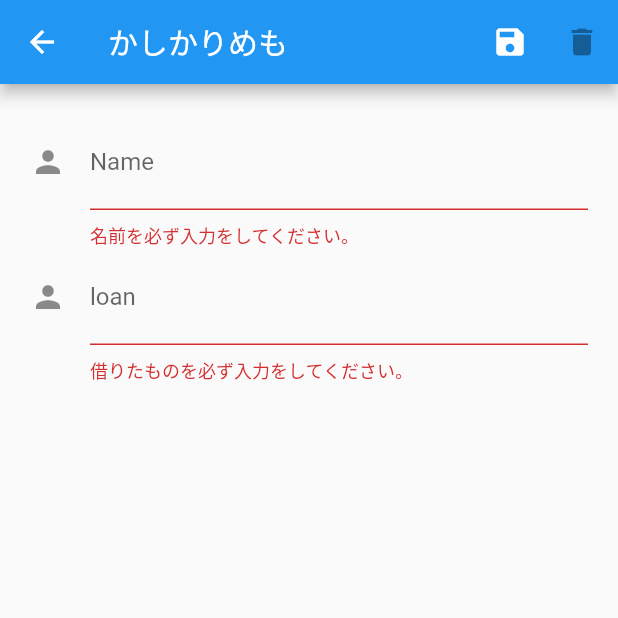
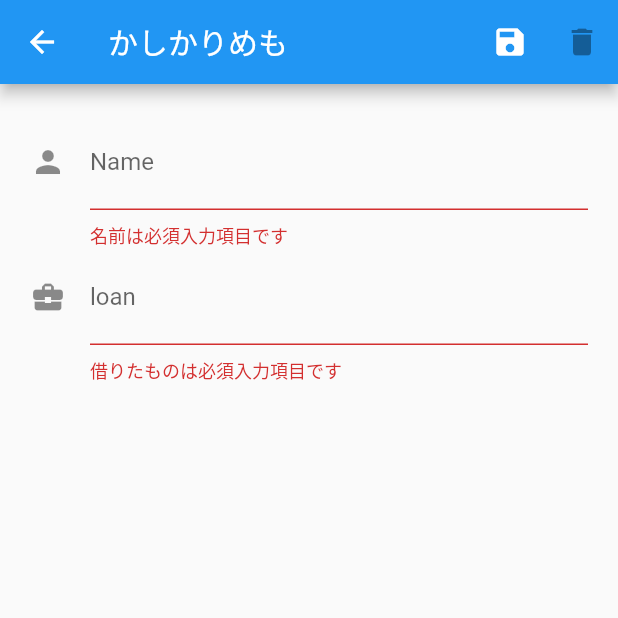
Before and after one commit to kuroponzu/Flutter_App_test, a Flutter app: the InputForm screen opened directly, after a tap on the "save" icon, on a phone screen of 412 x 824 dp, the top half of it. Run offline on Flutter 3.47's test engine with Material 2 defaults, Android fonts, the phone set to English and light mode, and no system bars; our stand-ins replace cloud_firestore; accounts and stored records are empty.

Commit message:
不要コードの削除、修正

```diff
--- a/lib/main.dart
+++ b/lib/main.dart
@@ -1,16 +1,11 @@
 import 'package:flutter/material.dart';
 import 'package:cloud_firestore/cloud_firestore.dart';
-
-
 
 void main() => runApp(new MyApp());
 
 class MyApp extends StatelessWidget {
-  // This widget is the root of your application.
-
-  @override
+   @override
   Widget build(BuildContext context) {
-
     return MaterialApp(
       title: "FlutterDemo",
       home: _List(),
@@ -25,29 +20,27 @@ class InputForm extends StatefulWidget {
   _MyInputFormState createState() => new _MyInputFormState();
 }
 class _formData {
-  String user = '';
-  String loan = '';
+  String user;
+  String loan;
 }
 class _MyInputFormState extends State<InputForm> {
   final GlobalKey<FormState> _formKey = new GlobalKey<FormState>();
   _formData _data = new _formData();
   bool deleteFlg;
-//  @override
+  @override
   Widget build(BuildContext context) {
     var _mainReference;
-    var _deleteButton = null;
     if (this.widget.docs != null) {
-      //_myController.text = "強制的に変更";//widget.docs['name'];
       _data.user = widget.docs['name'];
       _data.loan = widget.docs['loan'];
-      _mainReference = Firestore.instance.collection('promise').document(
-          widget.docs.documentID);
+      _mainReference = Firestore.instance.collection('promise').document(widget.docs.documentID);
       deleteFlg = true;
     } else {
+      _data.user = "";
+      _data.loan = "";
       _mainReference = Firestore.instance.collection('promise').document();
       deleteFlg = false;
     }
-
 
     Widget titleSection = Scaffold(
         appBar: AppBar(
@@ -62,23 +55,18 @@ class _MyInputFormState extends State<InputForm> {
                   _mainReference.setData(
                       { 'name': _data.user, 'loan': _data.loan});
                   Navigator.pop(context);
+                  print('User: ${_data.user}');
+                  print('Loan: ${_data.loan}');
                 }
-                print('User: ${_data.user}');
-                print('Loan: ${_data.loan}');
               },
             ),
             IconButton(
               icon: Icon(Icons.delete),
 
               onPressed: !deleteFlg? null:() {
-                if(deleteFlg) {
                   print("Delete");
                   _mainReference.delete();
                   Navigator.pop(context);
-                }else{
-                  print("Delete disable");
-                  null;
-                }
               },
             )
           ],
@@ -102,7 +90,7 @@ class _MyInputFormState extends State<InputForm> {
                         },
                         validator: (value) {
                           if (value.isEmpty) {
-                            return '名前を必ず入力をしてください。';
+                            return '名前は必須入力項目です';
                           }
                         },
                         initialValue: _data.user,
@@ -110,7 +98,7 @@ class _MyInputFormState extends State<InputForm> {
                       new TextFormField(
                         //controller: _myController2,
                         decoration: const InputDecoration(
-                          icon: const Icon(Icons.person),
+                          icon: const Icon(Icons.business_center),
                           hintText: '借りたもの',
                           labelText: 'loan',
                         ),
@@ -118,10 +106,10 @@ class _MyInputFormState extends State<InputForm> {
                           this._data.loan = value;
                         },
                         validator: (value) {
-                        if (value.isEmpty) {
-                          return '借りたものを必ず入力をしてください。';
-                        }
-                      },
+                          if (value.isEmpty) {
+                            return '借りたものは必須入力項目です';
+                          }
+                        },
                         initialValue: _data.loan,
                       ),
                     ]
```
